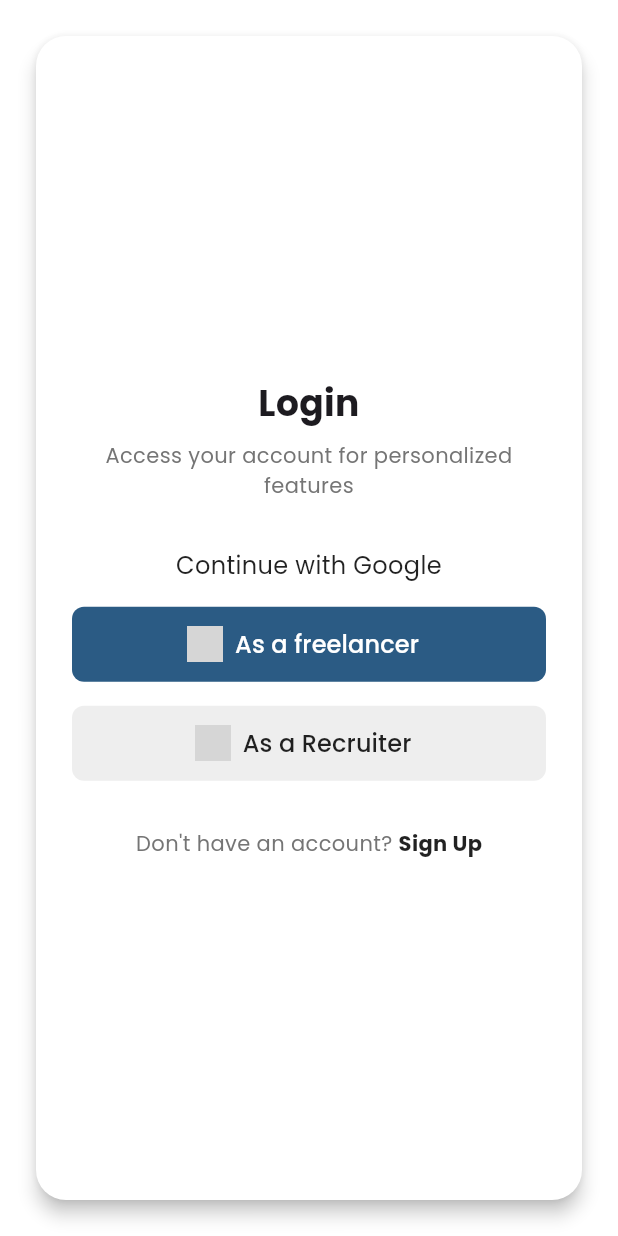
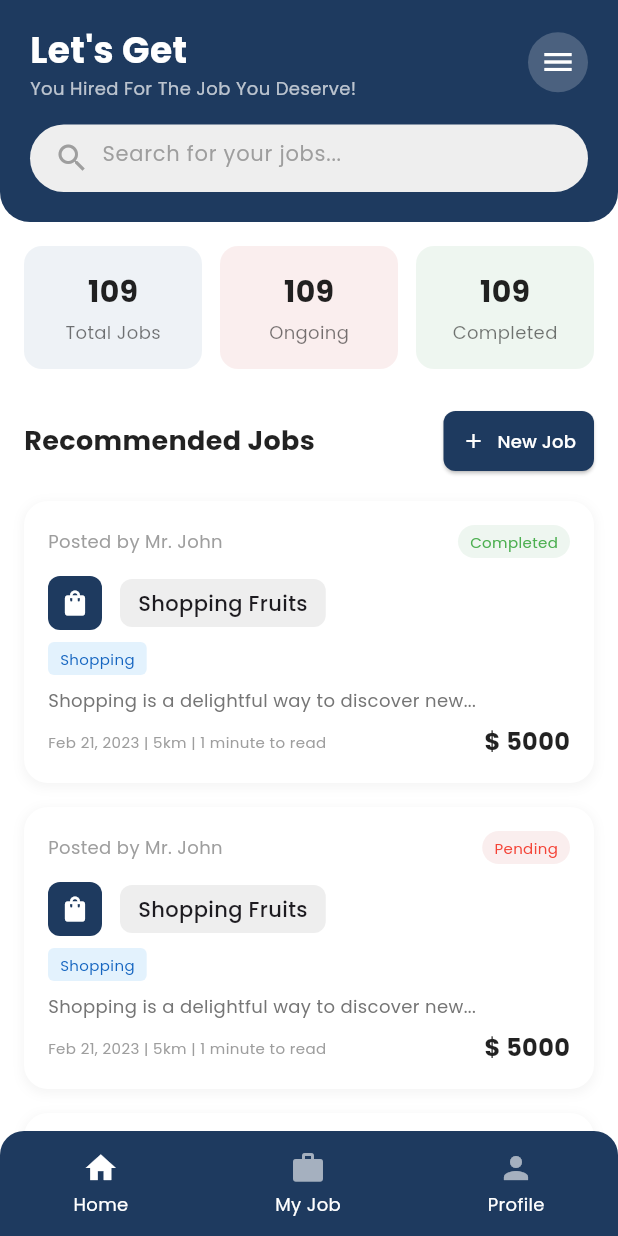
Before and after one commit to Sita2000/LocalLance, a Flutter app: the screen it shows after launch, on a phone screen of 412 x 824 dp. Run offline on Flutter 3.47's test engine with Material 3 defaults, Android fonts, the phone set to English and light mode, and no system bars; our stand-ins replace firebase_core, flutter_screenutil, google_fonts, google_maps_flutter; accounts and stored records are empty; grey boxes are pictures that could not be loaded.

Commit message:
Added Recruiter Home screen

```diff
--- a/lib/main.dart
+++ b/lib/main.dart
@@ -10,6 +10,7 @@ import 'package:mylocallance/screens/Freelancer/payment_screen.dart';
 import 'package:mylocallance/screens/Freelancer/profile_screen.dart';
 import 'package:mylocallance/screens/Freelancer/review_screen.dart';
 import 'package:mylocallance/screens/home_screen/home.dart';
+import 'package:mylocallance/screens/job_recruiter/home_screen.dart';
 import 'screens/job_recruiter/login_screen.dart';
 import 'firebase_options.dart';
 // import 'screens/splash_screen.dart';
@@ -41,7 +42,7 @@ class MyApp extends StatelessWidget {
             colorScheme: ColorScheme.fromSeed(seedColor: Colors.deepPurple),
             useMaterial3: true,
           ),
-          home: RecruiterLoginScreen(),
+          home: RecruiterHomePage(),
         );
       },
     );
--- /dev/null
+++ b/lib/screens/job_recruiter/home_screen.dart
@@ -0,0 +1,460 @@
+import 'package:flutter/material.dart';
+import 'package:google_fonts/google_fonts.dart';
+
+class RecruiterHomePage extends StatelessWidget {
+  const RecruiterHomePage({super.key});
+
+  @override
+  Widget build(BuildContext context) {
+    return Scaffold(
+      backgroundColor: Colors.white,
+      body: SafeArea(
+        child: Column(
+          children: [
+            // Top App Section with dark blue background
+            Container(
+              padding: const EdgeInsets.fromLTRB(20, 16, 20, 20),
+              decoration: const BoxDecoration(
+                color: Color(0xFF1E3A5F),
+                borderRadius: BorderRadius.only(
+                  bottomLeft: Radius.circular(20),
+                  bottomRight: Radius.circular(20),
+                ),
+              ),
+              child: Column(
+                crossAxisAlignment: CrossAxisAlignment.start,
+                children: [
+                  // Title and Menu Icon
+                  Row(
+                    mainAxisAlignment: MainAxisAlignment.spaceBetween,
+                    children: [
+                      Column(
+                        crossAxisAlignment: CrossAxisAlignment.start,
+                        children: [
+                          Text(
+                            "Let's Get",
+                            style: GoogleFonts.poppins(
+                              fontSize: 24,
+                              fontWeight: FontWeight.bold,
+                              color: Colors.white,
+                            ),
+                          ),
+                          Text(
+                            "You Hired For The Job You Deserve!",
+                            style: GoogleFonts.poppins(
+                              fontSize: 12,
+                              color: Colors.white70,
+                            ),
+                          ),
+                        ],
+                      ),
+                      Container(
+                        padding: const EdgeInsets.all(8),
+                        decoration: BoxDecoration(
+                          color: Colors.white.withOpacity(0.2),
+                          shape: BoxShape.circle,
+                        ),
+                        child: const Icon(
+                          Icons.menu,
+                          color: Colors.white,
+                        ),
+                      ),
+                    ],
+                  ),
+                  const SizedBox(height: 16),
+
+                  // Search Bar
+                  Container(
+                    height: 45,
+                    padding: const EdgeInsets.symmetric(horizontal: 16),
+                    decoration: BoxDecoration(
+                      color: Colors.grey.shade200,
+                      borderRadius: BorderRadius.circular(25),
+                    ),
+                    child: Row(
+                      children: [
+                        const Icon(
+                          Icons.search,
+                          color: Colors.grey,
+                        ),
+                        const SizedBox(width: 8),
+                        Expanded(
+                          child: TextField(
+                            decoration: InputDecoration(
+                              hintText: "Search for your jobs...",
+                              hintStyle: GoogleFonts.poppins(
+                                fontSize: 14,
+                                color: Colors.grey,
+                              ),
+                              border: InputBorder.none,
+                              contentPadding: const EdgeInsets.only(bottom: 10),
+                            ),
+                          ),
+                        ),
+                      ],
+                    ),
+                  ),
+                ],
+              ),
+            ),
+
+            // Main Content Area (Scrollable)
+            Expanded(
+              child: SingleChildScrollView(
+                padding: const EdgeInsets.all(16),
+                child: Column(
+                  crossAxisAlignment: CrossAxisAlignment.start,
+                  children: [
+                    // Job Summary Cards (Horizontal)
+                    Row(
+                      children: [
+                        Expanded(
+                          child: _buildSummaryCard(
+                            "109",
+                            "Total Jobs",
+                            const Color(0xFFEEF2F6),
+                          ),
+                        ),
+                        const SizedBox(width: 12),
+                        Expanded(
+                          child: _buildSummaryCard(
+                            "109",
+                            "Ongoing",
+                            const Color(0xFFFAEEEE),
+                          ),
+                        ),
+                        const SizedBox(width: 12),
+                        Expanded(
+                          child: _buildSummaryCard(
+                            "109",
+                            "Completed",
+                            const Color(0xFFEEF6F0),
+                          ),
+                        ),
+                      ],
+                    ),
+                    const SizedBox(height: 24),
+
+                    // Recommended Jobs Section Header
+                    Row(
+                      mainAxisAlignment: MainAxisAlignment.spaceBetween,
+                      children: [
+                        Text(
+                          "Recommended Jobs",
+                          style: GoogleFonts.poppins(
+                            fontSize: 18,
+                            fontWeight: FontWeight.bold,
+                            color: Colors.black87,
+                          ),
+                        ),
+                        ElevatedButton.icon(
+                          onPressed: () {},
+                          icon: const Icon(
+                            Icons.add,
+                            size: 16,
+                            color: Colors.white,
+                          ),
+                          label: Text(
+                            "New Job",
+                            style: GoogleFonts.poppins(
+                              fontSize: 12,
+                              color: Colors.white,
+                            ),
+                          ),
+                          style: ElevatedButton.styleFrom(
+                            backgroundColor: const Color(0xFF1E3A5F),
+                            padding: const EdgeInsets.symmetric(
+                              horizontal: 12,
+                              vertical: 8,
+                            ),
+                            shape: RoundedRectangleBorder(
+                              borderRadius: BorderRadius.circular(8),
+                            ),
+                          ),
+                        ),
+                      ],
+                    ),
+                    const SizedBox(height: 16),
+
+                    // Job Cards (Vertical List)
+                    _buildJobCard(
+                      context,
+                      "Mr. John",
+                      "Shopping Fruits",
+                      "Shopping",
+                      "Shopping is a delightful way to discover new...",
+                      "Feb 21, 2023 | 5km | 1 minute to read",
+                      "Completed",
+                      5000,
+                      isCompleted: true,
+                    ),
+                    const SizedBox(height: 16),
+
+                    _buildJobCard(
+                      context,
+                      "Mr. John",
+                      "Shopping Fruits",
+                      "Shopping",
+                      "Shopping is a delightful way to discover new...",
+                      "Feb 21, 2023 | 5km | 1 minute to read",
+                      "Pending",
+                      5000,
+                      isCompleted: false,
+                    ),
+                    const SizedBox(height: 16),
+
+                    _buildJobCard(
+                      context,
+                      "Mr. John",
+                      "Shopping Fruits",
+                      "Shopping",
+                      "Shopping is a delightful way to discover new...",
+                      "Feb 21, 2023 | 5km | 1 minute to read",
+                      "Completed",
+                      5000,
+                      isCompleted: true,
+                    ),
+                  ],
+                ),
+              ),
+            ),
+
+            // Bottom Navigation Bar
+            Container(
+              height: 70,
+              decoration: const BoxDecoration(
+                color: Color(0xFF1E3A5F),
+                borderRadius: BorderRadius.only(
+                  topLeft: Radius.circular(16),
+                  topRight: Radius.circular(16),
+                ),
+              ),
+              child: Row(
+                mainAxisAlignment: MainAxisAlignment.spaceAround,
+                children: [
+                  _buildNavItem(Icons.home, "Home", true),
+                  _buildNavItem(Icons.work, "My Job", false),
+                  _buildNavItem(Icons.person, "Profile", false),
+                ],
+              ),
+            ),
+          ],
+        ),
+      ),
+    );
+  }
+
+  // Helper method to build summary cards
+  Widget _buildSummaryCard(String number, String title, Color bgColor) {
+    return Container(
+      padding: const EdgeInsets.symmetric(vertical: 16),
+      decoration: BoxDecoration(
+        color: bgColor,
+        borderRadius: BorderRadius.circular(12),
+      ),
+      child: Column(
+        mainAxisAlignment: MainAxisAlignment.center,
+        children: [
+          Text(
+            number,
+            style: GoogleFonts.poppins(
+              fontSize: 20,
+              fontWeight: FontWeight.bold,
+              color: Colors.black87,
+            ),
+          ),
+          const SizedBox(height: 4),
+          Text(
+            title,
+            style: GoogleFonts.poppins(
+              fontSize: 12,
+              color: Colors.black54,
+            ),
+          ),
+        ],
+      ),
+    );
+  }
+
+  // Helper method to build job cards
+  Widget _buildJobCard(
+    BuildContext context,
+    String postedBy,
+    String jobTitle,
+    String category,
+    String description,
+    String dateInfo,
+    String status,
+    int price, {
+    required bool isCompleted,
+  }) {
+    return Container(
+      decoration: BoxDecoration(
+        color: Colors.white,
+        borderRadius: BorderRadius.circular(16),
+        boxShadow: [
+          BoxShadow(
+            color: Colors.grey.withOpacity(0.1),
+            spreadRadius: 1,
+            blurRadius: 5,
+            offset: const Offset(0, 2),
+          ),
+        ],
+      ),
+      child: Padding(
+        padding: const EdgeInsets.all(16),
+        child: Column(
+          crossAxisAlignment: CrossAxisAlignment.start,
+          children: [
+            // Posted by section
+            Row(
+              mainAxisAlignment: MainAxisAlignment.spaceBetween,
+              children: [
+                Text(
+                  "Posted by $postedBy",
+                  style: GoogleFonts.poppins(
+                    fontSize: 12,
+                    color: Colors.grey,
+                  ),
+                ),
+                Container(
+                  padding: const EdgeInsets.symmetric(
+                    horizontal: 8,
+                    vertical: 4,
+                  ),
+                  decoration: BoxDecoration(
+                    color: isCompleted
+                        ? const Color(0xFFEEF6F0)
+                        : const Color(0xFFFAEEEE),
+                    borderRadius: BorderRadius.circular(12),
+                  ),
+                  child: Text(
+                    status,
+                    style: GoogleFonts.poppins(
+                      fontSize: 10,
+                      color: isCompleted
+                          ? Colors.green
+                          : Colors.red,
+                    ),
+                  ),
+                ),
+              ],
+            ),
+            const SizedBox(height: 12),
+
+            // Job title and icon
+            Row(
+              children: [
+                Container(
+                  padding: const EdgeInsets.all(8),
+                  decoration: BoxDecoration(
+                    color: const Color(0xFF1E3A5F),
+                    borderRadius: BorderRadius.circular(8),
+                  ),
+                  child: const Icon(
+                    Icons.shopping_bag,
+                    color: Colors.white,
+                    size: 20,
+                  ),
+                ),
+                const SizedBox(width: 12),
+                Container(
+                  padding: const EdgeInsets.symmetric(
+                    horizontal: 12,
+                    vertical: 6,
+                  ),
+                  decoration: BoxDecoration(
+                    color: Colors.grey.shade200,
+                    borderRadius: BorderRadius.circular(8),
+                  ),
+                  child: Text(
+                    jobTitle,
+                    style: GoogleFonts.poppins(
+                      fontSize: 14,
+                      fontWeight: FontWeight.w500,
+                    ),
+                  ),
+                ),
+              ],
+            ),
+            const SizedBox(height: 8),
+
+            // Category
+            Container(
+              padding: const EdgeInsets.symmetric(
+                horizontal: 8,
+                vertical: 4,
+              ),
+              decoration: BoxDecoration(
+                color: Colors.blue.shade50,
+                borderRadius: BorderRadius.circular(4),
+              ),
+              child: Text(
+                category,
+                style: GoogleFonts.poppins(
+                  fontSize: 10,
+                  color: Colors.blue.shade800,
+                ),
+              ),
+            ),
+            const SizedBox(height: 8),
+
+            // Description
+            Text(
+              description,
+              style: GoogleFonts.poppins(
+                fontSize: 12,
+                color: Colors.grey.shade600,
+              ),
+            ),
+            const SizedBox(height: 8),
+
+            // Date info
+            Row(
+              mainAxisAlignment: MainAxisAlignment.spaceBetween,
+              children: [
+                Text(
+                  dateInfo,
+                  style: GoogleFonts.poppins(
+                    fontSize: 10,
+                    color: Colors.grey,
+                  ),
+                ),
+                Text(
+                  "\$ $price",
+                  style: GoogleFonts.poppins(
+                    fontSize: 16,
+                    fontWeight: FontWeight.bold,
+                    color: Colors.black87,
+                  ),
+                ),
+              ],
+            ),
+          ],
+        ),
+      ),
+    );
+  }
+
+  // Helper method to build navigation items
+  Widget _buildNavItem(IconData icon, String label, bool isSelected) {
+    return Column(
+      mainAxisAlignment: MainAxisAlignment.center,
+      children: [
+        Icon(
+          icon,
+          color: isSelected ? Colors.white : Colors.white.withOpacity(0.6),
+          size: 24,
+        ),
+        const SizedBox(height: 4),
+        Text(
+          label,
+          style: GoogleFonts.poppins(
+            fontSize: 12,
+            color: isSelected ? Colors.white : Colors.white,
+          ),
+        ),
+      ],
+    );
+  }
+}
```
Also changed, not shown: 4 other files.
